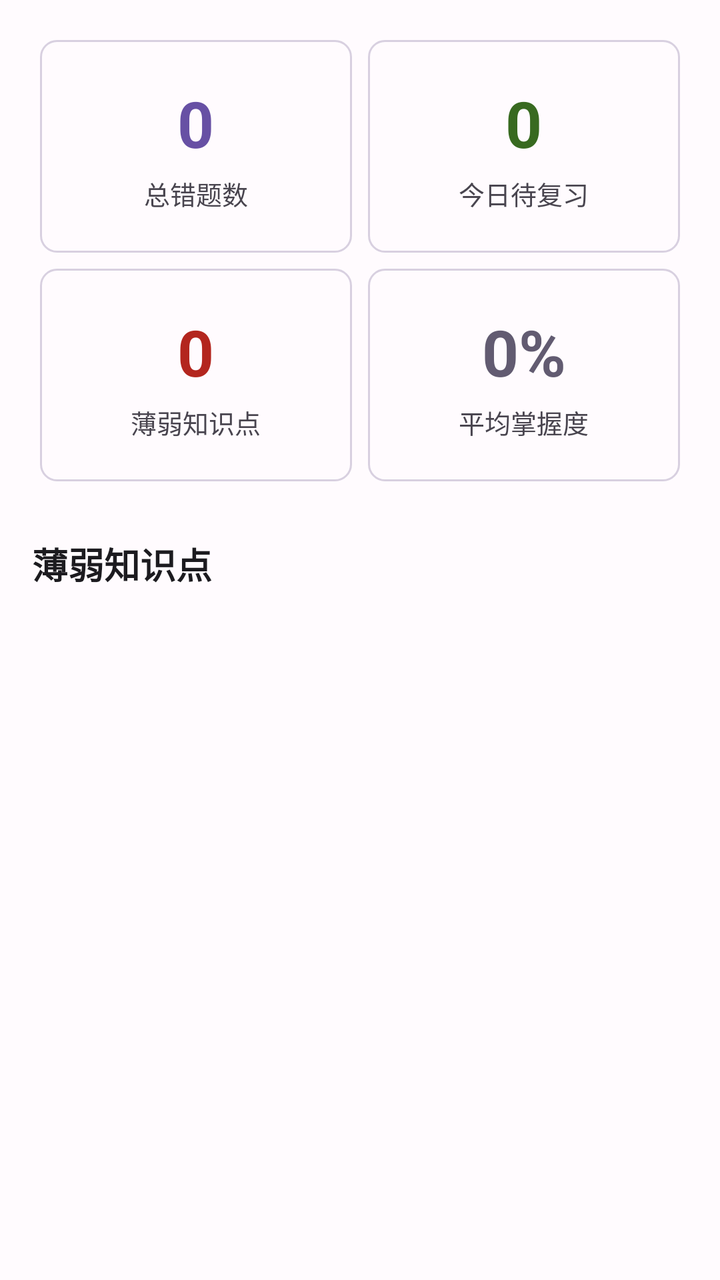
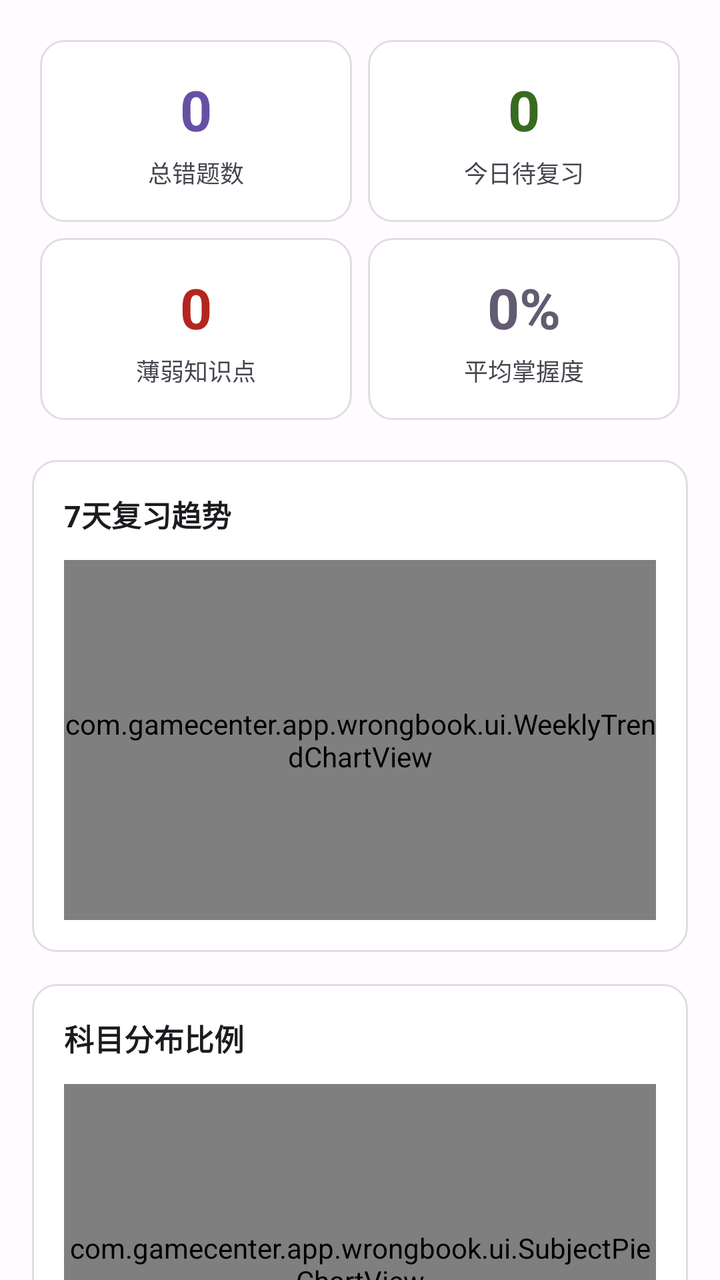

Compare the two renders of this Android layout. The source of the first and the diff that turns it into the second are given below.
<!-- AndroidManifest.xml: another module's application theme Theme.GameMatrixApp -->
<!-- res/layout/fragment_dashboard.xml -->
<?xml version="1.0" encoding="utf-8"?>
<androidx.core.widget.NestedScrollView
    xmlns:android="http://schemas.android.com/apk/res/android"
    android:layout_width="match_parent"
    android:layout_height="match_parent"
    android:background="#FFFBFE"
    android:padding="16dp">

    <LinearLayout
        android:layout_width="match_parent"
        android:layout_height="wrap_content"
        android:orientation="vertical">

        <GridLayout
            android:layout_width="match_parent"
            android:layout_height="wrap_content"
            android:columnCount="2"
            android:useDefaultMargins="true">

            <LinearLayout
                android:layout_width="0dp"
                android:layout_height="wrap_content"
                android:layout_columnWeight="1"
                android:background="@drawable/wrongbook_card_bg"
                android:gravity="center"
                android:orientation="vertical"
                android:padding="20dp">

                <TextView
                    android:id="@+id/tvTotalQuestions"
                    android:layout_width="wrap_content"
                    android:layout_height="wrap_content"
                    android:text="0"
                    android:textColor="#6750A4"
                    android:textSize="32sp"
                    android:textStyle="bold" />

                <TextView
                    android:layout_width="wrap_content"
                    android:layout_height="wrap_content"
                    android:layout_marginTop="4dp"
                    android:text="@string/wrongbook_total_questions"
                    android:textColor="#49454F"
                    android:textSize="13sp" />

            </LinearLayout>

            <LinearLayout
                android:layout_width="0dp"
                android:layout_height="wrap_content"
                android:layout_columnWeight="1"
                android:background="@drawable/wrongbook_card_bg"
                android:gravity="center"
                android:orientation="vertical"
                android:padding="20dp">

                <TextView
                    android:id="@+id/tvTodayReviews"
                    android:layout_width="wrap_content"
                    android:layout_height="wrap_content"
                    android:text="0"
                    android:textColor="#386A20"
                    android:textSize="32sp"
                    android:textStyle="bold" />

                <TextView
                    android:layout_width="wrap_content"
                    android:layout_height="wrap_content"
                    android:layout_marginTop="4dp"
                    android:text="@string/wrongbook_today_reviews"
                    android:textColor="#49454F"
                    android:textSize="13sp" />

            </LinearLayout>

            <LinearLayout
                android:layout_width="0dp"
                android:layout_height="wrap_content"
                android:layout_columnWeight="1"
                android:background="@drawable/wrongbook_card_bg"
                android:gravity="center"
                android:orientation="vertical"
                android:padding="20dp">

                <TextView
                    android:id="@+id/tvWeakTopics"
                    android:layout_width="wrap_content"
                    android:layout_height="wrap_content"
                    android:text="0"
                    android:textColor="#B3261E"
                    android:textSize="32sp"
                    android:textStyle="bold" />

                <TextView
                    android:layout_width="wrap_content"
                    android:layout_height="wrap_content"
                    android:layout_marginTop="4dp"
                    android:text="@string/wrongbook_weak_topics"
                    android:textColor="#49454F"
                    android:textSize="13sp" />

            </LinearLayout>

            <LinearLayout
                android:layout_width="0dp"
                android:layout_height="wrap_content"
                android:layout_columnWeight="1"
                android:background="@drawable/wrongbook_card_bg"
                android:gravity="center"
                android:orientation="vertical"
                android:padding="20dp">

                <TextView
                    android:id="@+id/tvAverageMastery"
                    android:layout_width="wrap_content"
                    android:layout_height="wrap_content"
                    android:text="0%"
                    android:textColor="#625B71"
                    android:textSize="32sp"
                    android:textStyle="bold" />

                <TextView
                    android:layout_width="wrap_content"
                    android:layout_height="wrap_content"
                    android:layout_marginTop="4dp"
                    android:text="@string/wrongbook_average_mastery"
                    android:textColor="#49454F"
                    android:textSize="13sp" />

            </LinearLayout>

        </GridLayout>

        <TextView
            android:layout_width="wrap_content"
            android:layout_height="wrap_content"
            android:layout_marginTop="24dp"
            android:layout_marginBottom="12dp"
            android:text="@string/wrongbook_weak_topics"
            android:textColor="#1C1B1F"
            android:textSize="18sp"
            android:textStyle="bold" />

        <androidx.recyclerview.widget.RecyclerView
            android:id="@+id/recyclerWeakTopics"
            android:layout_width="match_parent"
            android:layout_height="wrap_content"
            android:nestedScrollingEnabled="false" />

        <TextView
            android:id="@+id/tvNoWeakTopics"
            android:layout_width="wrap_content"
            android:layout_height="wrap_content"
            android:layout_gravity="center_horizontal"
            android:layout_marginTop="24dp"
            android:text="@string/wrongbook_no_weak_topics"
            android:textColor="#49454F"
            android:visibility="gone" />

    </LinearLayout>

</androidx.core.widget.NestedScrollView>
<!-- resources referenced by this layout -->
<resources>
  <!-- drawable wrongbook_card_bg (drawable) -->
  <?xml version="1.0" encoding="utf-8"?>
  <shape xmlns:android="http://schemas.android.com/apk/res/android">
      <solid android:color="#FFFBFE" />
      <stroke
          android:width="1dp"
          android:color="#D8D0E0" />
      <corners android:radius="8dp" />
  </shape>
  <string name="wrongbook_average_mastery">平均掌握度</string>
  <string name="wrongbook_no_weak_topics">暂无薄弱知识点，继续保持！</string>
  <string name="wrongbook_today_reviews">今日待复习</string>
  <string name="wrongbook_total_questions">总错题数</string>
  <string name="wrongbook_weak_topics">薄弱知识点</string>
  <style name="Theme.GameMatrixApp" parent="Theme.MaterialComponents.DayNight.NoActionBar">
          <item name="colorPrimary">#6750A4</item>
          <item name="colorPrimaryVariant">#4F378B</item>
          <item name="colorOnPrimary">#FFFFFF</item>
          <item name="colorSecondary">#625B71</item>
          <item name="colorOnSecondary">#FFFFFF</item>
          <item name="android:colorBackground">#FFFBFE</item>
          <item name="colorSurface">#FFFBFE</item>
          <item name="colorOnSurface">#1C1B1F</item>
          <item name="colorOnSurfaceVariant">#49454F</item>
          <item name="colorError">#B3261E</item>
          <item name="colorOutline">#79747E</item>
          <item name="android:statusBarColor">@android:color/transparent</item>
          <item name="android:navigationBarColor">@android:color/transparent</item>
      </style>
</resources>

<!-- the commit's change to res/layout/fragment_dashboard.xml (unified diff, before → after) -->
@@ -1,162 +1,291 @@
 <?xml version="1.0" encoding="utf-8"?>
-<androidx.core.widget.NestedScrollView
-    xmlns:android="http://schemas.android.com/apk/res/android"
+<FrameLayout xmlns:android="http://schemas.android.com/apk/res/android"
     android:layout_width="match_parent"
     android:layout_height="match_parent"
-    android:background="#FFFBFE"
-    android:padding="16dp">
-
-    <LinearLayout
+    android:background="@color/wrongbook_background">
+
+    
+    <androidx.core.widget.NestedScrollView
+        android:id="@+id/dashboardContent"
         android:layout_width="match_parent"
-        android:layout_height="wrap_content"
-        android:orientation="vertical">
-
-        <GridLayout
+        android:layout_height="match_parent"
+        android:padding="16dp"
+        android:clipToPadding="false">
+
+        <LinearLayout
             android:layout_width="match_parent"
             android:layout_height="wrap_content"
-            android:columnCount="2"
-            android:useDefaultMargins="true">
-
+            android:orientation="vertical">
+
+            
+            <GridLayout
+                android:layout_width="match_parent"
+                android:layout_height="wrap_content"
+                android:columnCount="2"
+                android:useDefaultMargins="true">
+
+                <LinearLayout
+                    android:layout_width="0dp"
+                    android:layout_height="wrap_content"
+                    android:layout_columnWeight="1"
+                    android:background="@drawable/wrongbook_card_background"
+                    android:gravity="center"
+                    android:orientation="vertical"
+                    android:padding="16dp">
+
+                    <TextView
+                        android:id="@+id/tvTotalQuestions"
+                        android:layout_width="wrap_content"
+                        android:layout_height="wrap_content"
+                        android:text="0"
+                        android:textColor="@color/wrongbook_primary"
+                        android:textSize="28sp"
+                        android:textStyle="bold" />
+
+                    <TextView
+                        android:layout_width="wrap_content"
+                        android:layout_height="wrap_content"
+                        android:layout_marginTop="4dp"
+                        android:text="@string/wrongbook_total_questions"
+                        android:textColor="@color/wrongbook_text_secondary"
+                        android:textSize="12sp" />
+
+                </LinearLayout>
+
+                <LinearLayout
+                    android:layout_width="0dp"
+                    android:layout_height="wrap_content"
+                    android:layout_columnWeight="1"
+                    android:background="@drawable/wrongbook_card_background"
+                    android:gravity="center"
+                    android:orientation="vertical"
+                    android:padding="16dp">
+
+                    <TextView
+                        android:id="@+id/tvTodayReviews"
+                        android:layout_width="wrap_content"
+                        android:layout_height="wrap_content"
+                        android:text="0"
+                        android:textColor="@color/wrongbook_mastery_high"
+                        android:textSize="28sp"
+                        android:textStyle="bold" />
+
+                    <TextView
+                        android:layout_width="wrap_content"
+                        android:layout_height="wrap_content"
+                        android:layout_marginTop="4dp"
+                        android:text="@string/wrongbook_today_reviews"
+                        android:textColor="@color/wrongbook_text_secondary"
+                        android:textSize="12sp" />
+
+                </LinearLayout>
+
+                <LinearLayout
+                    android:layout_width="0dp"
+                    android:layout_height="wrap_content"
+                    android:layout_columnWeight="1"
+                    android:background="@drawable/wrongbook_card_background"
+                    android:gravity="center"
+                    android:orientation="vertical"
+                    android:padding="16dp">
+
+                    <TextView
+                        android:id="@+id/tvWeakTopics"
+                        android:layout_width="wrap_content"
+                        android:layout_height="wrap_content"
+                        android:text="0"
+                        android:textColor="@color/wrongbook_mastery_low"
+                        android:textSize="28sp"
+                        android:textStyle="bold" />
+
+                    <TextView
+                        android:layout_width="wrap_content"
+                        android:layout_height="wrap_content"
+                        android:layout_marginTop="4dp"
+                        android:text="@string/wrongbook_weak_topics"
+                        android:textColor="@color/wrongbook_text_secondary"
+                        android:textSize="12sp" />
+
+                </LinearLayout>
+
+                <LinearLayout
+                    android:layout_width="0dp"
+                    android:layout_height="wrap_content"
+                    android:layout_columnWeight="1"
+                    android:background="@drawable/wrongbook_card_background"
+                    android:gravity="center"
+                    android:orientation="vertical"
+                    android:padding="16dp">
+
+                    <TextView
+                        android:id="@+id/tvAverageMastery"
+                        android:layout_width="wrap_content"
+                        android:layout_height="wrap_content"
+                        android:text="0%"
+                        android:textColor="@color/wrongbook_secondary"
+                        android:textSize="28sp"
+                        android:textStyle="bold" />
+
+                    <TextView
+                        android:layout_width="wrap_content"
+                        android:layout_height="wrap_content"
+                        android:layout_marginTop="4dp"
+                        android:text="@string/wrongbook_average_mastery"
+                        android:textColor="@color/wrongbook_text_secondary"
+                        android:textSize="12sp" />
+
+                </LinearLayout>
+
+            </GridLayout>
+
+            
             <LinearLayout
-                android:layout_width="0dp"
-                android:layout_height="wrap_content"
-                android:layout_columnWeight="1"
-                android:background="@drawable/wrongbook_card_bg"
-                android:gravity="center"
+                android:layout_width="match_parent"
+                android:layout_height="wrap_content"
+                android:layout_marginTop="16dp"
+                android:background="@drawable/wrongbook_card_background"
                 android:orientation="vertical"
-                android:padding="20dp">
-
-                <TextView
-                    android:id="@+id/tvTotalQuestions"
-                    android:layout_width="wrap_content"
-                    android:layout_height="wrap_content"
-                    android:text="0"
-                    android:textColor="#6750A4"
-                    android:textSize="32sp"
-                    android:textStyle="bold" />
+                android:padding="16dp">
 
                 <TextView
                     android:layout_width="wrap_content"
                     android:layout_height="wrap_content"
-                    android:layout_marginTop="4dp"
-                    android:text="@string/wrongbook_total_questions"
-                    android:textColor="#49454F"
-                    android:textSize="13sp" />
+                    android:text="7天复习趋势"
+                    android:textColor="@color/wrongbook_text_primary"
+                    android:textSize="15sp"
+                    android:textStyle="bold" />
+
+                
+                <com.gamecenter.app.wrongbook.ui.WeeklyTrendChartView
+                    android:id="@+id/trendChartView"
+                    android:layout_width="match_parent"
+                    android:layout_height="180dp"
+                    android:layout_marginTop="12dp" />
 
             </LinearLayout>
 
+            
             <LinearLayout
-                android:layout_width="0dp"
-                android:layout_height="wrap_content"
-                android:layout_columnWeight="1"
-                android:background="@drawable/wrongbook_card_bg"
-                android:gravity="center"
+                android:layout_width="match_parent"
+                android:layout_height="wrap_content"
+                android:layout_marginTop="16dp"
+                android:background="@drawable/wrongbook_card_background"
                 android:orientation="vertical"
-                android:padding="20dp">
-
-                <TextView
-                    android:id="@+id/tvTodayReviews"
-                    android:layout_width="wrap_content"
-                    android:layout_height="wrap_content"
-                    android:text="0"
-                    android:textColor="#386A20"
-                    android:textSize="32sp"
-                    android:textStyle="bold" />
+                android:padding="16dp">
 
                 <TextView
                     android:layout_width="wrap_content"
                     android:layout_height="wrap_content"
-                    android:layout_marginTop="4dp"
-                    android:text="@string/wrongbook_today_reviews"
-                    android:textColor="#49454F"
-                    android:textSize="13sp" />
+                    android:text="科目分布比例"
+                    android:textColor="@color/wrongbook_text_primary"
+                    android:textSize="15sp"
+                    android:textStyle="bold" />
+
+                
+                <com.gamecenter.app.wrongbook.ui.SubjectPieChartView
+                    android:id="@+id/pieChartView"
+                    android:layout_width="match_parent"
+                    android:layout_height="180dp"
+                    android:layout_marginTop="12dp" />
 
             </LinearLayout>
 
+            
             <LinearLayout
-                android:layout_width="0dp"
-                android:layout_height="wrap_content"
-                android:layout_columnWeight="1"
-                android:background="@drawable/wrongbook_card_bg"
-                android:gravity="center"
+                android:layout_width="match_parent"
+                android:layout_height="wrap_content"
+                android:layout_marginTop="16dp"
+                android:background="@drawable/wrongbook_card_background"
                 android:orientation="vertical"
-                android:padding="20dp">
-
-                <TextView
-                    android:id="@+id/tvWeakTopics"
-                    android:layout_width="wrap_content"
-                    android:layout_height="wrap_content"
-                    android:text="0"
-                    android:textColor="#B3261E"
-                    android:textSize="32sp"
-                    android:textStyle="bold" />
+                android:padding="16dp">
 
                 <TextView
                     android:layout_width="wrap_content"
                     android:layout_height="wrap_content"
-                    android:layout_marginTop="4dp"
-                    android:text="@string/wrongbook_weak_topics"
-                    android:textColor="#49454F"
-                    android:textSize="13sp" />
+                    android:text="掌握度级别分布"
+                    android:textColor="@color/wrongbook_text_primary"
+                    android:textSize="15sp"
+                    android:textStyle="bold" />
+
+                
+                <com.gamecenter.app.wrongbook.ui.MasteryDistributionView
+                    android:id="@+id/masteryChartView"
+                    android:layout_width="match_parent"
+                    android:layout_height="180dp"
+                    android:layout_marginTop="12dp" />
 
             </LinearLayout>
 
-            <LinearLayout
-                android:layout_width="0dp"
-                android:layout_height="wrap_content"
-                android:layout_columnWeight="1"
-                android:background="@drawable/wrongbook_card_bg"
-                android:gravity="center"
-                android:orientation="vertical"
-                android:padding="20dp">
-
-                <TextView
-                    android:id="@+id/tvAverageMastery"
-                    android:layout_width="wrap_content"
-                    android:layout_height="wrap_content"
-                    android:text="0%"
-                    android:textColor="#625B71"
-                    android:textSize="32sp"
-                    android:textStyle="bold" />
-
-                <TextView
-                    android:layout_width="wrap_content"
-                    android:layout_height="wrap_content"
-                    android:layout_marginTop="4dp"
-                    android:text="@string/wrongbook_average_mastery"
-                    android:textColor="#49454F"
-                    android:textSize="13sp" />
-
-            </LinearLayout>
-
-        </GridLayout>
+            
+            <TextView
+                android:layout_width="wrap_content"
+                android:layout_height="wrap_content"
+                android:layout_marginTop="20dp"
+                android:layout_marginBottom="8dp"
+                android:text="@string/wrongbook_weak_topics"
+                android:textColor="@color/wrongbook_text_primary"
+                android:textSize="16sp"
+                android:textStyle="bold" />
+
+            <androidx.recyclerview.widget.RecyclerView
+                android:id="@+id/recyclerWeakTopics"
+                android:layout_width="match_parent"
+                android:layout_height="wrap_content"
+                android:nestedScrollingEnabled="false" />
+
+            <TextView
+                android:id="@+id/tvNoWeakTopics"
+                android:layout_width="wrap_content"
+                android:layout_height="wrap_content"
+                android:layout_gravity="center_horizontal"
+                android:layout_marginTop="16dp"
+                android:layout_marginBottom="16dp"
+                android:text="@string/wrongbook_no_weak_topics"
+                android:textColor="@color/wrongbook_text_secondary"
+                android:visibility="gone" />
+
+        </LinearLayout>
+
+    </androidx.core.widget.NestedScrollView>
+
+    
+    <LinearLayout
+        android:id="@+id/emptyView"
+        android:layout_width="wrap_content"
+        android:layout_height="wrap_content"
+        android:layout_gravity="center"
+        android:gravity="center"
+        android:orientation="vertical"
+        android:padding="24dp"
+        android:visibility="gone">
+
+        <ImageView
+            android:layout_width="96dp"
+            android:layout_height="96dp"
+            android:src="@android:drawable/ic_menu_compass"
+            android:tint="@color/wrongbook_primary"
+            android:contentDescription="Empty" />
 
         <TextView
             android:layout_width="wrap_content"
             android:layout_height="wrap_content"
-            android:layout_marginTop="24dp"
-            android:layout_marginBottom="12dp"
-            android:text="@string/wrongbook_weak_topics"
-            android:textColor="#1C1B1F"
-            android:textSize="18sp"
-            android:textStyle="bold" />
-
-        <androidx.recyclerview.widget.RecyclerView
-            android:id="@+id/recyclerWeakTopics"
-            android:layout_width="match_parent"
-            android:layout_height="wrap_content"
-            android:nestedScrollingEnabled="false" />
-
-        <TextView
-            android:id="@+id/tvNoWeakTopics"
+            android:layout_marginTop="16dp"
+            android:text="@string/wrongbook_empty_dashboard"
+            android:textColor="@color/wrongbook_text_secondary"
+            android:textSize="14sp"
+            android:gravity="center" />
+
+        <Button
+            android:id="@+id/btnEmptyCta"
             android:layout_width="wrap_content"
             android:layout_height="wrap_content"
-            android:layout_gravity="center_horizontal"
-            android:layout_marginTop="24dp"
-            android:text="@string/wrongbook_no_weak_topics"
-            android:textColor="#49454F"
-            android:visibility="gone" />
-
+            android:layout_marginTop="20dp"
+            android:background="@drawable/wrongbook_button_primary"
+            android:text="@string/wrongbook_empty_dashboard_cta"
+            android:textColor="@color/wrongbook_on_primary"
+            android:paddingStart="24dp"
+            android:paddingEnd="24dp"
+            android:minHeight="36dp" />
     </LinearLayout>
 
-</androidx.core.widget.NestedScrollView>
+</FrameLayout>
<!-- resource entries referenced after the edit -->
@@ -1,33 +1,70 @@
 <!-- resources referenced by this layout -->
 <resources>
-  <!-- drawable wrongbook_card_bg (drawable) -->
+  <color name="wrongbook_background">#FFFBFE</color>
+  <color name="wrongbook_mastery_high">#386A20</color>
+  <color name="wrongbook_mastery_low">#B3261E</color>
+  <color name="wrongbook_on_primary">#FFFFFF</color>
+  <color name="wrongbook_primary">#6750A4</color>
+  <color name="wrongbook_secondary">#625B71</color>
+  <color name="wrongbook_text_primary">#1C1B1F</color>
+  <color name="wrongbook_text_secondary">#49454F</color>
+  <!-- drawable wrongbook_button_primary (drawable) -->
   <?xml version="1.0" encoding="utf-8"?>
-  <shape xmlns:android="http://schemas.android.com/apk/res/android">
-      <solid android:color="#FFFBFE" />
-      <stroke
-          android:width="1dp"
-          android:color="#D8D0E0" />
-      <corners android:radius="8dp" />
+  <shape xmlns:android="http://schemas.android.com/apk/res/android"
+      android:shape="rectangle">
+      <solid android:color="@color/wrongbook_primary" />
+      <corners android:radius="@dimen/wrongbook_corner_medium" />
+      <padding
+          android:left="16dp"
+          android:top="8dp"
+          android:right="16dp"
+          android:bottom="8dp" />
   </shape>
+  <!-- drawable wrongbook_card_background (drawable) -->
+  <?xml version="1.0" encoding="utf-8"?>
+  <ripple xmlns:android="http://schemas.android.com/apk/res/android"
+      android:color="@color/wrongbook_ripple_color">
+      <item android:id="@android:id/background">
+          <shape android:shape="rectangle">
+              <solid android:color="@color/wrongbook_card_bg" />
+              <stroke
+                  android:width="1dp"
+                  android:color="@color/wrongbook_card_stroke" />
+              <corners android:radius="@dimen/wrongbook_corner_large" />
+          </shape>
+      </item>
+  </ripple>
   <string name="wrongbook_average_mastery">平均掌握度</string>
+  <string name="wrongbook_empty_dashboard">看板空空如也，添加错题后自动生成分析图表</string>
+  <string name="wrongbook_empty_dashboard_cta">去添加第一道错题</string>
   <string name="wrongbook_no_weak_topics">暂无薄弱知识点，继续保持！</string>
   <string name="wrongbook_today_reviews">今日待复习</string>
   <string name="wrongbook_total_questions">总错题数</string>
   <string name="wrongbook_weak_topics">薄弱知识点</string>
   <style name="Theme.GameMatrixApp" parent="Theme.MaterialComponents.DayNight.NoActionBar">
-          <item name="colorPrimary">#6750A4</item>
-          <item name="colorPrimaryVariant">#4F378B</item>
-          <item name="colorOnPrimary">#FFFFFF</item>
-          <item name="colorSecondary">#625B71</item>
-          <item name="colorOnSecondary">#FFFFFF</item>
-          <item name="android:colorBackground">#FFFBFE</item>
-          <item name="colorSurface">#FFFBFE</item>
-          <item name="colorOnSurface">#1C1B1F</item>
-          <item name="colorOnSurfaceVariant">#49454F</item>
-          <item name="colorError">#B3261E</item>
-          <item name="colorOutline">#79747E</item>
+          <item name="colorPrimary">@color/wrongbook_primary</item>
+          <item name="colorPrimaryVariant">@color/wrongbook_primary_variant</item>
+          <item name="colorOnPrimary">@color/wrongbook_on_primary</item>
+          <item name="colorSecondary">@color/wrongbook_secondary</item>
+          <item name="colorOnSecondary">@color/wrongbook_on_secondary</item>
+          <item name="android:colorBackground">@color/wrongbook_background</item>
+          <item name="colorSurface">@color/wrongbook_surface</item>
+          <item name="colorOnSurface">@color/wrongbook_text_primary</item>
+          <item name="colorOnSurfaceVariant">@color/wrongbook_text_secondary</item>
+          <item name="colorError">@color/wrongbook_error</item>
+          <item name="colorOutline">@color/wrongbook_outline</item>
           <item name="android:statusBarColor">@android:color/transparent</item>
           <item name="android:navigationBarColor">@android:color/transparent</item>
       </style>
+  <dimen name="wrongbook_corner_medium">8dp</dimen>
+  <color name="wrongbook_ripple_color">#206750A4</color>
+  <color name="wrongbook_card_bg">#FFFFFF</color>
+  <color name="wrongbook_card_stroke">#E1DCE5</color>
+  <dimen name="wrongbook_corner_large">12dp</dimen>
+  <color name="wrongbook_primary_variant">#4F378B</color>
+  <color name="wrongbook_on_secondary">#FFFFFF</color>
+  <color name="wrongbook_surface">#FFFFFF</color>
+  <color name="wrongbook_error">#B3261E</color>
+  <color name="wrongbook_outline">#79747E</color>
 </resources>
 
